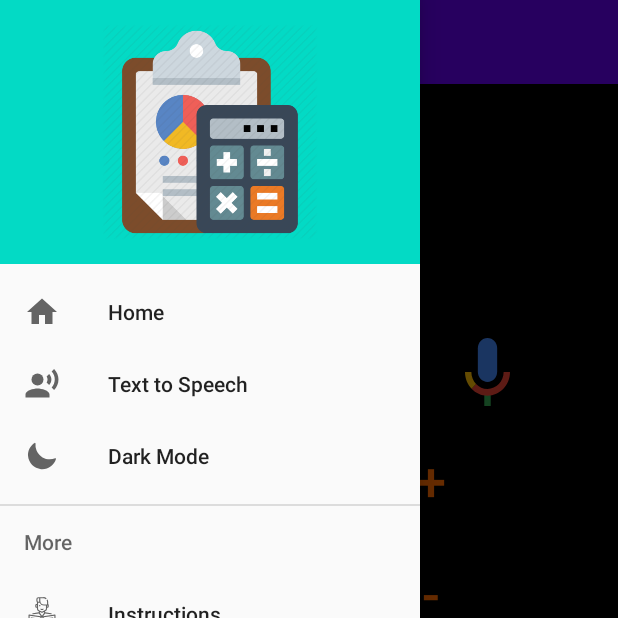
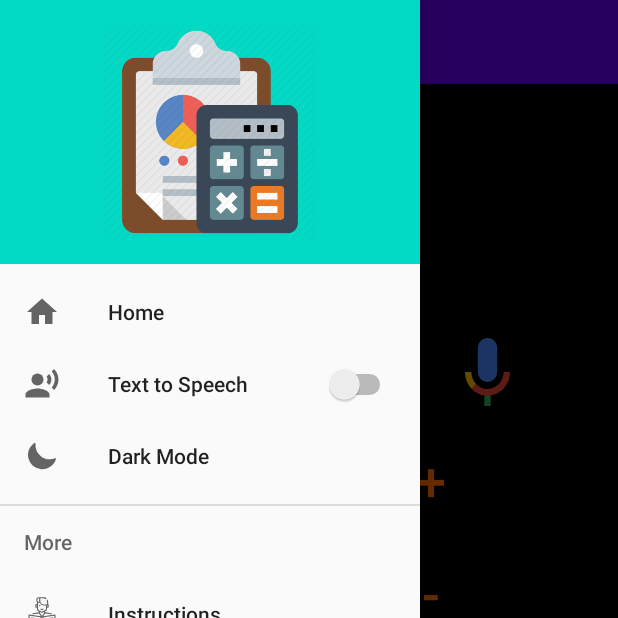
Before and after one commit to adarsh1405/SmaCal, an Android app: the screen it shows after launch (MainActivity), with the side drawer open, on a phone screen of 412 x 824 dp, the top half of it. Run offline under Robolectric (Android 15) with nearby library versions, the phone set to English and light mode, and no system bars; libraries missing offline, so code that uses them is left out: com.google.firebase.ml; Roboto replaces fonts that are not available here.

Commit message:
switch button added to speechText

```diff
--- a/app/src/main/java/com/adarsh/smartcalculator/MainActivity.java
+++ b/app/src/main/java/com/adarsh/smartcalculator/MainActivity.java
@@ -5,9 +5,11 @@ import android.graphics.Bitmap;
 import android.os.Bundle;
 import android.provider.MediaStore;
 import android.speech.RecognizerIntent;
+import android.view.ActionMode;
 import android.view.MenuItem;
 import android.view.View;
 import android.widget.Button;
+import android.widget.CompoundButton;
 import android.widget.ImageButton;
 import android.widget.ImageView;
 import android.widget.Switch;
@@ -18,6 +20,7 @@ import androidx.annotation.NonNull;
 import androidx.annotation.Nullable;
 import androidx.appcompat.app.ActionBarDrawerToggle;
 import androidx.appcompat.app.AppCompatActivity;
+import androidx.appcompat.widget.SwitchCompat;
 import androidx.appcompat.widget.Toolbar;
 import androidx.core.view.GravityCompat;
 import androidx.drawerlayout.widget.DrawerLayout;
@@ -49,8 +52,10 @@ public class MainActivity extends AppCompatActivity implements NavigationView.On
     Bitmap imageBitmap;
     Switch stxt;
     static final int REQUEST_IMAGE_CAPTURE = 1;
+    SwitchCompat drawerSwitch;
+    private DrawerLayout drawer;
 
-    private DrawerLayout drawer;
+    NavigationView navigationView;
 
     @Override
     protected void onCreate(Bundle savedInstanceState) {
@@ -69,13 +74,11 @@ public class MainActivity extends AppCompatActivity implements NavigationView.On
         toggle.syncState();
         toggle.getDrawerArrowDrawable().setColor(getResources().getColor(android.R.color.white));
         navigationView.setNavigationItemSelectedListener(this);
-//        if(savedInstanceState == null){
-//            getSupportFragmentManager().beginTransaction().replace(R.id.fragment_container, new homeFragment()).commit();
-//            navigationView.setCheckedItem(R.id.home);
-//        }
 
 
-//        stxt= findViewById(R.id.switchtxt);
+
+
+
         txt = findViewById(R.id.msg);
         voice = findViewById(R.id.voice);
         img = findViewById(R.id.scan);
@@ -156,18 +159,46 @@ public class MainActivity extends AppCompatActivity implements NavigationView.On
                 getSupportFragmentManager().beginTransaction().replace(R.id.fragment_container, new homeFragment()).commit();
                 break;
             case R.id.instruction:
+                getSupportFragmentManager().beginTransaction().replace(R.id.fragment_container, new rules()).commit();
+                break;
             case R.id.textSpeech:
-                getSupportFragmentManager().beginTransaction().replace(R.id.fragment_container, new rules()).commit();
+
+
+//                MenuItem menuItem = navigationView.getMenu().findItem(R.id.textSpeech);
+//                Switch drawerSwitch = (Switch) menuItem.getActionView().findViewById(R.id.drawer_switch);
+//                drawerSwitch.setOnCheckedChangeListener(new CompoundButton.OnCheckedChangeListener() {
+//                    @Override
+//                    public void onCheckedChanged(CompoundButton buttonView, boolean isChecked) {
+//                        if(isChecked)
+//                            Toast.makeText(MainActivity.this, "ON", Toast.LENGTH_SHORT).show();
+//                        else
+//                            Toast.makeText(MainActivity.this, "OFF", Toast.LENGTH_SHORT).show();
+//                    }
+//                });
                 break;
             case R.id.about:
             case R.id.dark:
+                getSupportFragmentManager().beginTransaction().replace(R.id.fragment_container, new rules()).commit();
+            break;
             case R.id.code:
             case R.id.share:
                 break;
+            case R.id.drawer_switch:
+
         }
         drawer.closeDrawer(GravityCompat.START);
         return true;
     }
+
+//    @Override
+//    public boolean onOptionsItemSelected(@NonNull MenuItem item) {
+//        navigationView.setCheckedItem(R.id.textSpeech);
+//        navigationView.getMenu().performIdentifierAction(R.id.textSpeech , 0);
+//        if(toogle.onOptionItemSelected(item))
+//            return true;
+//        else
+//            return super.onOptionsItemSelected(item);
+//    }
 
     @Override
     public void onBackPressed() {
--- /dev/null
+++ b/app/src/main/res/layout/drawer_switch.xml
@@ -0,0 +1,11 @@
+<?xml version="1.0" encoding="utf-8"?>
+<LinearLayout xmlns:android="http://schemas.android.com/apk/res/android"
+    android:orientation="horizontal" android:layout_width="match_parent"
+    android:layout_height="match_parent">
+
+    <Switch
+        android:id="@+id/drawer_switch"
+        android:layout_width="fill_parent"
+        android:layout_height="match_parent" />
+
+</LinearLayout>
--- a/app/src/main/res/menu/drawer_menu.xml
+++ b/app/src/main/res/menu/drawer_menu.xml
@@ -1,6 +1,7 @@
 <?xml version="1.0" encoding="utf-8"?>
 <menu xmlns:android="http://schemas.android.com/apk/res/android"
     xmlns:tools="http://schemas.android.com/tools"
+    xmlns:app="http://schemas.android.com/apk/res-auto"
     tools:showIn="navigation_view">
     <group android:checkableBehavior="single">
         <item
@@ -11,11 +12,9 @@
         <item
             android:id="@+id/textSpeech"
             android:icon="@drawable/ic_baseline_record_voice_over_24"
-            android:title="Text to Speech" />
+            android:title="Text to Speech"
+            app:actionLayout="@layout/drawer_switch"/>
 
-<!--        <Switch android:layout_height="match_parent"-->
-<!--            android:layout_width="match_parent"-->
-<!--            android:id="@id/switchTxt"/>-->
 
         <item
             android:id="@+id/darkMode"
```
Also changed, not shown: app/src/main/java/com/adarsh/smartcalculator/txt_speechFragment.java (added, +28 -0 lines).
